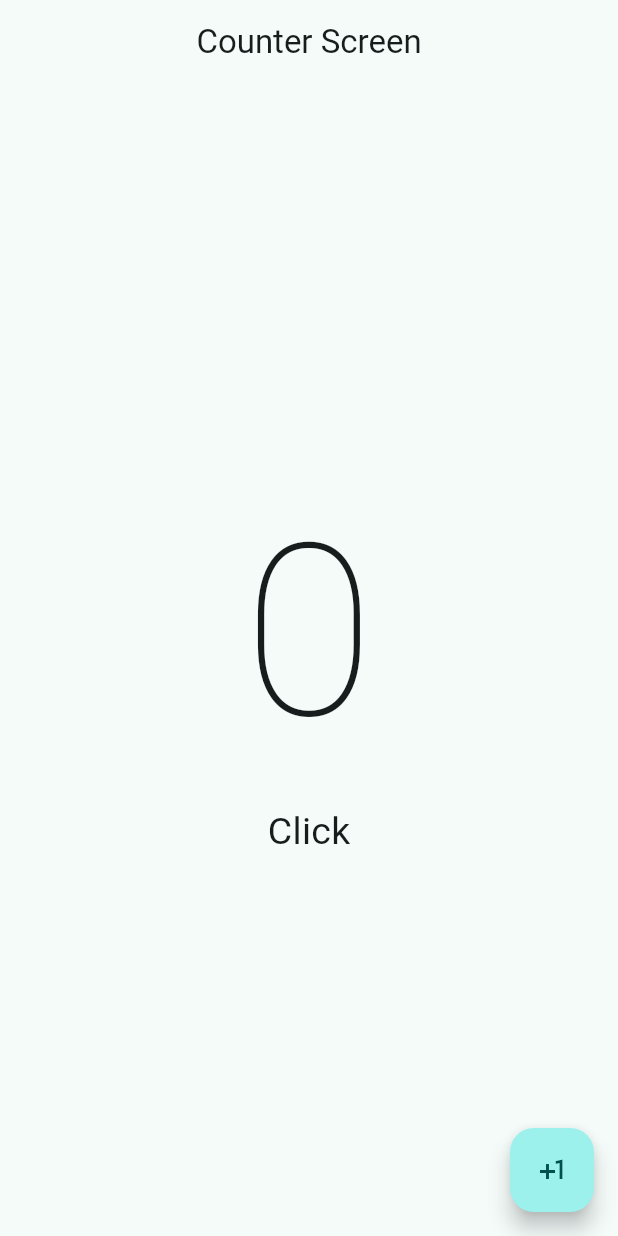
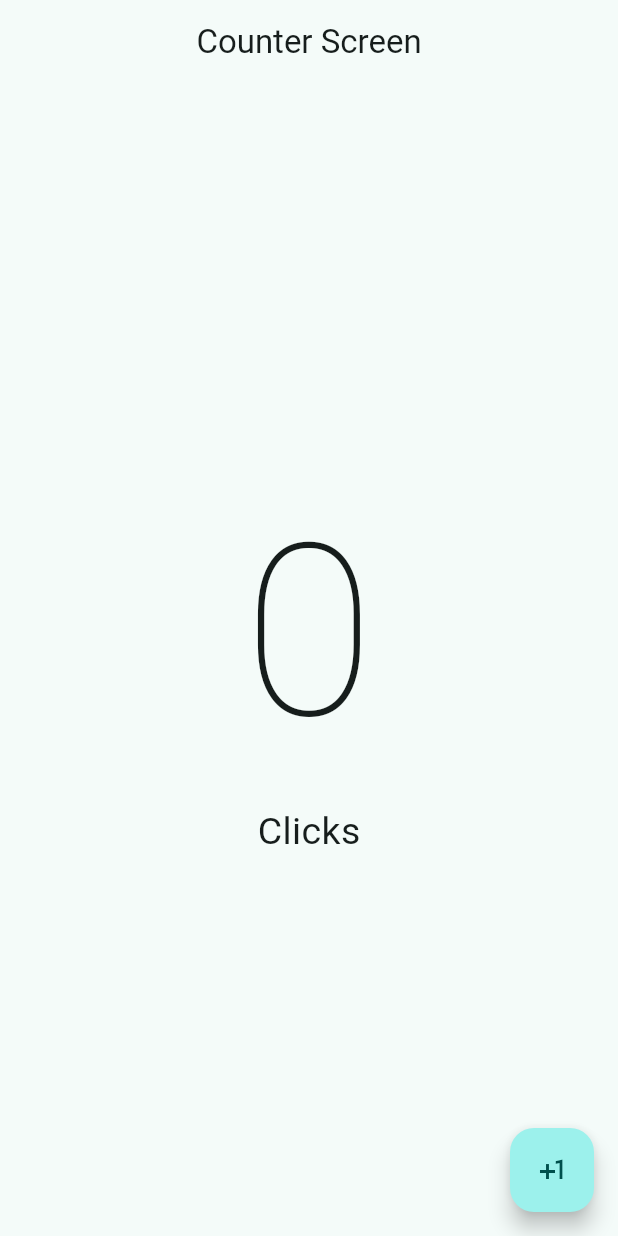
Before and after one commit to systems-apatrick/flutter_hello_word, a Flutter app: the screen it shows after launch, on a phone screen of 412 x 824 dp. Run offline on Flutter 3.47's test engine with Material 3 defaults, Android fonts, the phone set to English and light mode, and no system bars.

```diff
--- a/lib/presentation/screens/counter/counter_screen.dart
+++ b/lib/presentation/screens/counter/counter_screen.dart
@@ -9,6 +9,7 @@ class CounterScreen extends StatefulWidget {
 
 class _CounterScreenState extends State<CounterScreen> {
   int clickCounter = 0;
+  String clickName = "Click";
   @override
   Widget build(BuildContext context) {
     return Scaffold(
@@ -24,9 +25,9 @@ class _CounterScreenState extends State<CounterScreen> {
               style:
                   const TextStyle(fontSize: 160, fontWeight: FontWeight.w100),
             ),
-            const Text(
-              "Click",
-              style: TextStyle(
+             Text(
+              "Click${clickCounter == 1 ? "" : "s"}",
+              style: const TextStyle(
                 fontSize: 25,
               ),
             ),
@@ -36,8 +37,7 @@ class _CounterScreenState extends State<CounterScreen> {
       floatingActionButton: FloatingActionButton(
         onPressed: () {
           clickCounter += 1;
-          setState(() {
-          });
+          setState(() {});
         },
         child: const Icon(Icons.plus_one),
       ),
```
